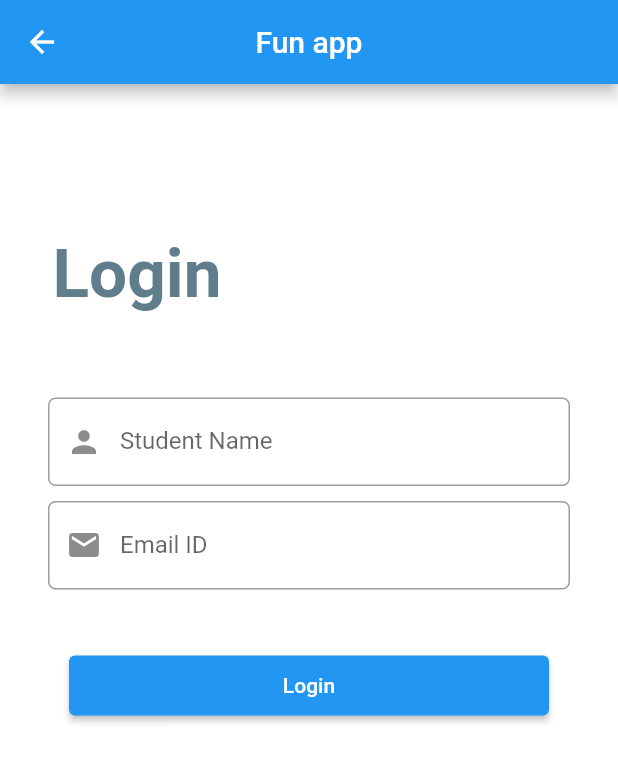
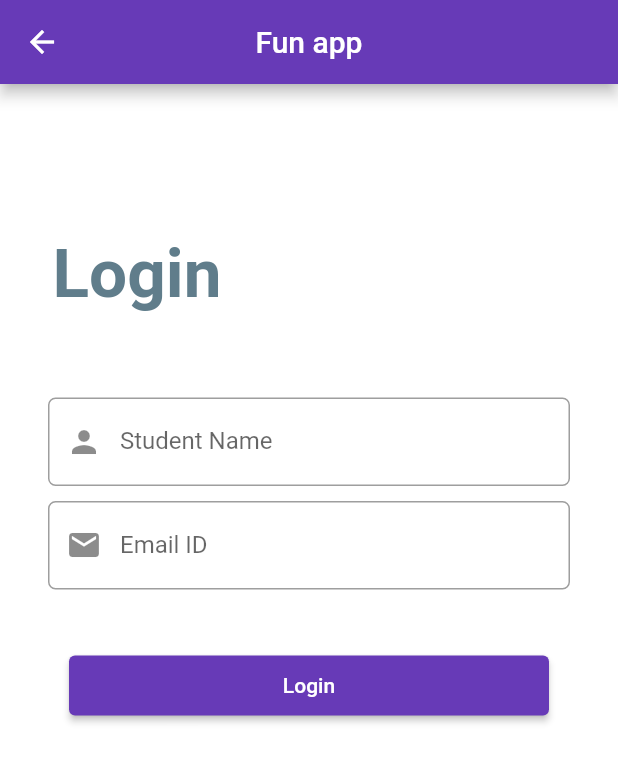
Before and after one commit to Yashgoyal1612/task_1, a Flutter app: the screen it shows after launch, after a tap on "Get Started", on a phone screen of 412 x 824 dp. Shown: the top 762 px of the screen. Run offline on Flutter 3.47's test engine with Material 2 defaults, Android fonts, the phone set to English and light mode, and no system bars; network calls fail.

Commit message:
some changes

```diff
--- a/lib/main.dart
+++ b/lib/main.dart
@@ -1,6 +1,14 @@
 // ignore_for_file: prefer_const_constructors, sort_child_properties_last
 
 import 'package:flutter/material.dart';
+
+void main() {
+  runApp(MaterialApp(
+    home: Get_Started(),
+    theme: ThemeData(primarySwatch: Colors.deepPurple),
+    debugShowCheckedModeBanner: false,
+  ));
+}
 
 class Get_Started extends StatelessWidget {
   const Get_Started({Key? key}) : super(key: key);
@@ -226,36 +234,3 @@ class Training_completion extends StatelessWidget {
     );
   }
 }
-
-void main() {
-  runApp(MaterialApp(
-    home: Get_Started(),
-    debugShowCheckedModeBanner: false,
-  ));
-}
-
-
-
-
-
-
-
-
-
-
-
-
-//  ElevatedButton(
-//                           onPressed: () {
-//                             Navigator.push(context,
-//                                 MaterialPageRoute(builder: (context) {
-//                               return Training_completion();
-//                             }));
-//                           },
-//                           child: Text("Login"),
-//                           style: ElevatedButton.styleFrom(
-//                               primary: Colors.blueAccent),
-//                         ),
-//                         width: 300,
-//                       ),
-//                     ],
```
